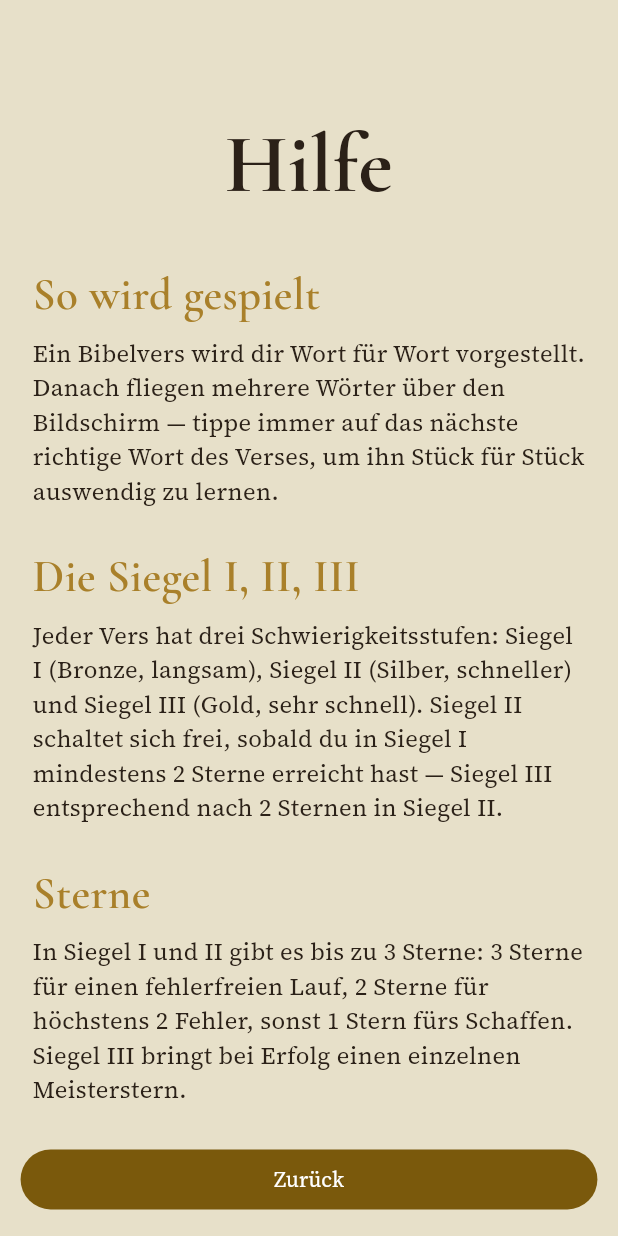
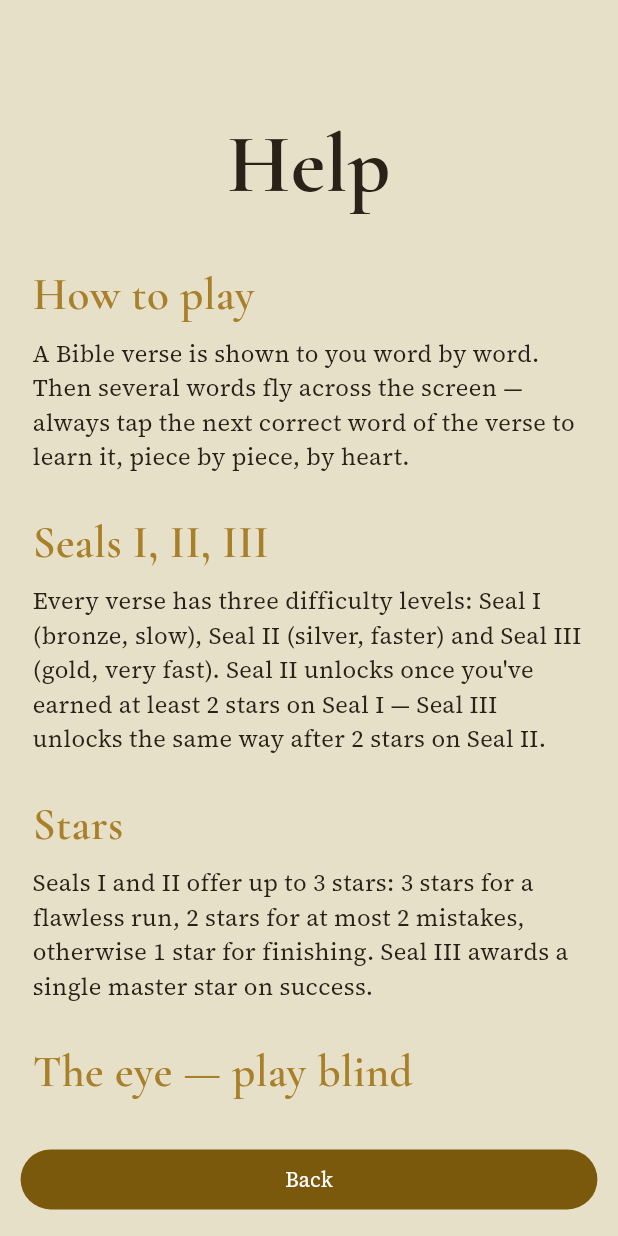
Before and after one commit to Paradoxianer/flying_words, a Flutter app: the HelpScreen screen opened by its route, on a phone screen of 412 x 824 dp. Run offline on Flutter 3.47's test engine with Material 3 defaults, Android fonts, the phone set to English and light mode, and no system bars; our stand-ins replace audioplayers, firebase_core, firebase_crashlytics, go_router, google_mobile_ads, in_app_purchase and 2 more; missing offline and left inert: games_services; accounts and stored records are empty; generated files the repository leaves out were written again.

Commit message:
Localize the help screen and its main-menu button (#2)
The help screen (#13) shipped before localization landed, so it and
the "Hilfe" button stayed hardcoded German. Extracts them into the
existing ARB files.

Co-Authored-By: Claude Sonnet 5 <noreply@anthropic.com>
Claude-Session: https://claude.ai/code/session_01C31aajg4sVKhdu6RmcpkPo

```diff
--- a/lib/l10n/app_de.arb
+++ b/lib/l10n/app_de.arb
@@ -93,5 +93,17 @@
       "errors": {"type": "int"},
       "time": {"type": "String"}
     }
-  }
+  },
+
+  "help": "Hilfe",
+  "helpHowToPlayTitle": "So wird gespielt",
+  "helpHowToPlayBody": "Ein Bibelvers wird dir Wort für Wort vorgestellt. Danach fliegen mehrere Wörter über den Bildschirm — tippe immer auf das nächste richtige Wort des Verses, um ihn Stück für Stück auswendig zu lernen.",
+  "helpSealsTitle": "Die Siegel I, II, III",
+  "helpSealsBody": "Jeder Vers hat drei Schwierigkeitsstufen: Siegel I (Bronze, langsam), Siegel II (Silber, schneller) und Siegel III (Gold, sehr schnell). Siegel II schaltet sich frei, sobald du in Siegel I mindestens 2 Sterne erreicht hast — Siegel III entsprechend nach 2 Sternen in Siegel II.",
+  "helpStarsTitle": "Sterne",
+  "helpStarsBody": "In Siegel I und II gibt es bis zu 3 Sterne: 3 Sterne für einen fehlerfreien Lauf, 2 Sterne für höchstens 2 Fehler, sonst 1 Stern fürs Schaffen. Siegel III bringt bei Erfolg einen einzelnen Meisterstern.",
+  "helpBlindTitle": "Das Auge — blind spielen",
+  "helpBlindBody": "Über dem Vers kannst du mit dem Augensymbol den Text verbergen und ganz aus dem Gedächtnis spielen. Ein erfolgreicher blinder Lauf bringt 50 % mehr Punkte.",
+  "helpOwnVersesTitle": "Eigene Verse",
+  "helpOwnVersesBody": "Hast du alle vorgegebenen Verse in Siegel I geschafft, kannst du dir eigene Bibelstellen hinzufügen und ebenso spielend auswendig lernen."
 }
--- a/lib/l10n/app_en.arb
+++ b/lib/l10n/app_en.arb
@@ -93,5 +93,17 @@
       "errors": {"type": "int"},
       "time": {"type": "String"}
     }
-  }
+  },
+
+  "help": "Help",
+  "helpHowToPlayTitle": "How to play",
+  "helpHowToPlayBody": "A Bible verse is shown to you word by word. Then several words fly across the screen — always tap the next correct word of the verse to learn it, piece by piece, by heart.",
+  "helpSealsTitle": "Seals I, II, III",
+  "helpSealsBody": "Every verse has three difficulty levels: Seal I (bronze, slow), Seal II (silver, faster) and Seal III (gold, very fast). Seal II unlocks once you've earned at least 2 stars on Seal I — Seal III unlocks the same way after 2 stars on Seal II.",
+  "helpStarsTitle": "Stars",
+  "helpStarsBody": "Seals I and II offer up to 3 stars: 3 stars for a flawless run, 2 stars for at most 2 mistakes, otherwise 1 star for finishing. Seal III awards a single master star on success.",
+  "helpBlindTitle": "The eye — play blind",
+  "helpBlindBody": "Above the verse, the eye icon lets you hide the text and play entirely from memory. A successful blind run earns 50% more points.",
+  "helpOwnVersesTitle": "Your own verses",
+  "helpOwnVersesBody": "Once you've finished every curated verse on Seal I, you can add your own Bible passages and learn them by heart the same way."
 }
--- a/lib/src/help/help_screen.dart
+++ b/lib/src/help/help_screen.dart
@@ -6,6 +6,7 @@ import 'package:flutter/material.dart';
 import 'package:go_router/go_router.dart';
 import 'package:provider/provider.dart';
 
+import '../../l10n/gen/app_localizations.dart';
 import '../style/palette.dart';
 import '../style/scriptorium_text.dart';
 import '../style/responsive_screen.dart';
@@ -18,6 +19,7 @@ class HelpScreen extends StatelessWidget {
   @override
   Widget build(BuildContext context) {
     final palette = context.watch<Palette>();
+    final l10n = AppLocalizations.of(context)!;
 
     return Scaffold(
       backgroundColor: palette.backgroundSettings,
@@ -26,49 +28,35 @@ class HelpScreen extends StatelessWidget {
           children: [
             const SizedBox(height: 40),
             Text(
-              'Hilfe',
+              l10n.help,
               textAlign: TextAlign.center,
               style:
                   ScriptoriumText.display.copyWith(color: palette.inkFullOpacity),
             ),
             _gap,
             _Section(
-              title: 'So wird gespielt',
-              body: 'Ein Bibelvers wird dir Wort für Wort vorgestellt. '
-                  'Danach fliegen mehrere Wörter über den Bildschirm — tippe '
-                  'immer auf das nächste richtige Wort des Verses, um ihn '
-                  'Stück für Stück auswendig zu lernen.',
+              title: l10n.helpHowToPlayTitle,
+              body: l10n.helpHowToPlayBody,
               palette: palette,
             ),
             _Section(
-              title: 'Die Siegel I, II, III',
-              body: 'Jeder Vers hat drei Schwierigkeitsstufen: Siegel I '
-                  '(Bronze, langsam), Siegel II (Silber, schneller) und '
-                  'Siegel III (Gold, sehr schnell). Siegel II schaltet sich '
-                  'frei, sobald du in Siegel I mindestens 2 Sterne erreicht '
-                  'hast — Siegel III entsprechend nach 2 Sternen in Siegel II.',
+              title: l10n.helpSealsTitle,
+              body: l10n.helpSealsBody,
               palette: palette,
             ),
             _Section(
-              title: 'Sterne',
-              body: 'In Siegel I und II gibt es bis zu 3 Sterne: 3 Sterne für '
-                  'einen fehlerfreien Lauf, 2 Sterne für höchstens 2 Fehler, '
-                  'sonst 1 Stern fürs Schaffen. Siegel III bringt bei '
-                  'Erfolg einen einzelnen Meisterstern.',
+              title: l10n.helpStarsTitle,
+              body: l10n.helpStarsBody,
               palette: palette,
             ),
             _Section(
-              title: 'Das Auge — blind spielen',
-              body: 'Über dem Vers kannst du mit dem Augensymbol den Text '
-                  'verbergen und ganz aus dem Gedächtnis spielen. Ein '
-                  'erfolgreicher blinder Lauf bringt 50 % mehr Punkte.',
+              title: l10n.helpBlindTitle,
+              body: l10n.helpBlindBody,
               palette: palette,
             ),
             _Section(
-              title: 'Eigene Verse',
-              body: 'Hast du alle vorgegebenen Verse in Siegel I geschafft, '
-                  'kannst du dir eigene Bibelstellen hinzufügen und ebenso '
-                  'spielend auswendig lernen.',
+              title: l10n.helpOwnVersesTitle,
+              body: l10n.helpOwnVersesBody,
               palette: palette,
             ),
             _gap,
@@ -78,7 +66,7 @@ class HelpScreen extends StatelessWidget {
           onPressed: () {
             GoRouter.of(context).pop();
           },
-          child: const Text('Zurück'),
+          child: Text(l10n.back),
         ),
       ),
     );
--- a/lib/src/main_menu/main_menu_screen.dart
+++ b/lib/src/main_menu/main_menu_screen.dart
@@ -95,7 +95,7 @@ class MainMenuScreen extends StatelessWidget {
             _gap,
             ElevatedButton(
               onPressed: () => GoRouter.of(context).push('/help'),
-              child: const Text('Hilfe'),
+              child: Text(l10n.help),
             ),
             _gap,
             Padding(
```
